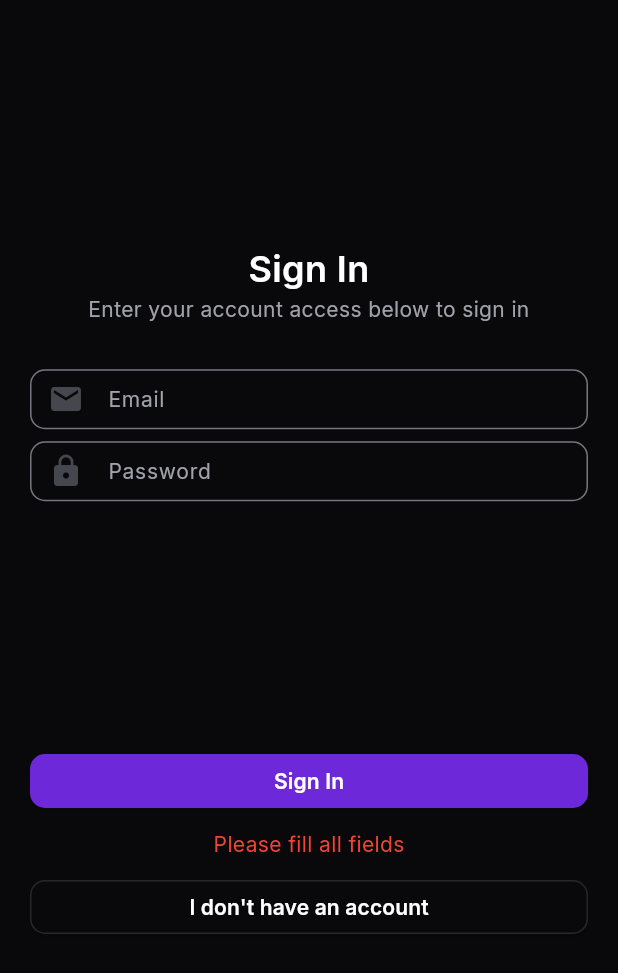
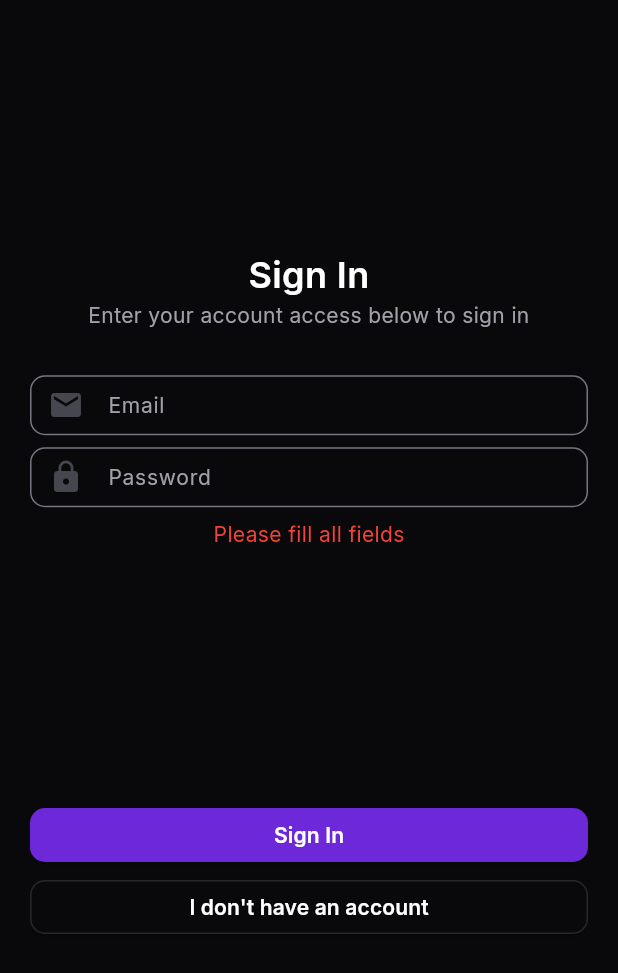
Before and after one commit to AdamLBS/Area, a Flutter app: the screen it shows after launch, after a tap on "Sign In", on a phone screen of 412 x 824 dp, the part 263-1236 px from its top. Run offline on Flutter 3.47's test engine with Material 3 defaults, Android fonts, the phone set to English and light mode, and no system bars; our stand-ins replace flutter_svg, google_fonts.

Commit message:
fix: Changed placement of error message

```diff
--- a/mobile/lib/pages/login.dart
+++ b/mobile/lib/pages/login.dart
@@ -112,6 +112,16 @@ class _LoginPageState extends State<LoginPage> {
                     ),
                   ),
                 ),
+                if (errorMessage != "") SizedBox(height: 8),
+                if (errorMessage != "")
+                  Text(
+                    errorMessage,
+                    style: GoogleFonts.inter(
+                      fontSize: 14,
+                      fontWeight: FontWeight.w400,
+                      color: Colors.red,
+                    ),
+                  ),
                 Spacer(),
                 ElevatedButton(
                   style: ElevatedButton.styleFrom(
@@ -148,17 +158,6 @@ class _LoginPageState extends State<LoginPage> {
                     ),
                   ),
                 ),
-                if (errorMessage != "") SizedBox(height: 8),
-                if (errorMessage != "")
-                  Text(
-                    errorMessage,
-                    style: GoogleFonts.inter(
-                      fontSize: 14,
-                      fontWeight: FontWeight.w400,
-                      color: Colors.red,
-                    ),
-                  ),
-                if (errorMessage != "") SizedBox(height: 8),
                 ElevatedButton(
                   style: ElevatedButton.styleFrom(
                     backgroundColor: Color(0xFF09090B),
```
